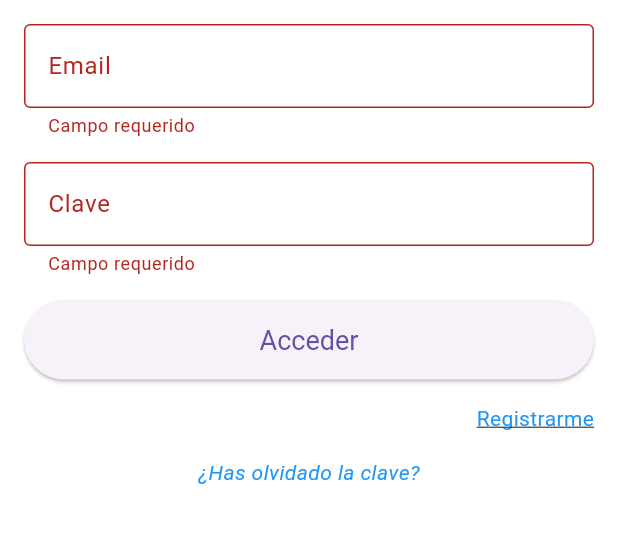
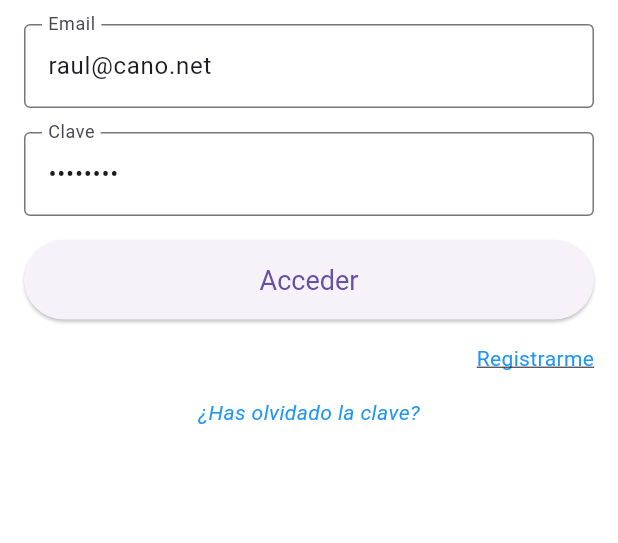
Before and after one commit to carlosmilenaquesada/los_billares_app, a Flutter app: the screen it shows after launch, after a tap on "Acceder", on a phone screen of 412 x 824 dp, the part 558-1101 px from its top. Run offline on Flutter 3.47's test engine with Material 3 defaults, Android fonts, the phone set to English and light mode, and no system bars; network calls fail.

Commit message:
first commit

```diff
--- a/losbillaresapp/flutter_application/lib/main.dart
+++ b/losbillaresapp/flutter_application/lib/main.dart
@@ -1,9 +1,11 @@
+import 'dart:io';
+
 import 'package:flutter/material.dart';
 import 'package:flutter_application/menu_selection.dart';
 
 import 'package:flutter_application/remember_password.dart';
 import 'package:flutter_application/signup_form.dart';
-
+import 'package:http/http.dart' as http;
 
 void main() {
   runApp(MyApp());
@@ -24,37 +26,26 @@ class LoginScreen extends StatefulWidget {
 }
 
 class LoginScreenState extends State<LoginScreen> {
-  final TextEditingController _emailController = TextEditingController();
-  final TextEditingController _passwordController = TextEditingController();
+  final TextEditingController _emailController =
+      TextEditingController(text: "raul@cano.net");
+  final TextEditingController _passwordController =
+      TextEditingController(text: "Demo2015");
 
   Future<void> _login() async {
+    final String url = 'http://cs.losbillares.com/operaciones/opLogin.php';
+    final Map<String, String> formData = {
+      'email': _emailController.text,
+      'clave': _passwordController.text,
+    };
 
-    /*try {
+    try {
       final http.Response response = await http.post(
-        Uri.parse('http://cs.losbillares.com/operaciones/opLogin.php'),
-        body: formData,
+        Uri.parse(url),
+        body: formData
       );
-      if (response.statusCode == 302) {
-        // Redirigir a la URL proporcionada en la cabecera de redirección
-        //final String? redirectUrl = response.headers['location'];
-        //Navigator.pushReplacementNamed(context, redirectUrl!);
-
-
-      } else if (response.statusCode == 200) {
-        // Aquí puedes manejar la respuesta del servidor
-        // Puedes navegar a la página principal si el login es exitoso
-        Navigator.pushReplacementNamed(context, '/principal');
-      } else {
-        // Manejar otros códigos de estado según sea necesario
-        print('Error en la solicitud HTTP: ${response.statusCode}');
-      }
+      print(response.headers);
     } catch (error) {
-      // Manejar errores de red u otros errores
       print('Error: $error');
-    }*/
-
-    if(true){
-      Navigator.push(context, MaterialPageRoute(builder: (context) => MenuSelection()));
     }
   }
 
@@ -148,10 +139,8 @@ class LoginScreenState extends State<LoginScreen> {
                   ),
                   onPressed: () {
                     if (formKey.currentState!.validate()) {
-                      print("pulsado");
                       _login();
                     }
-                    print("pulsado2");
                   },
                   child: Text('Acceder'),
                 ),
```
